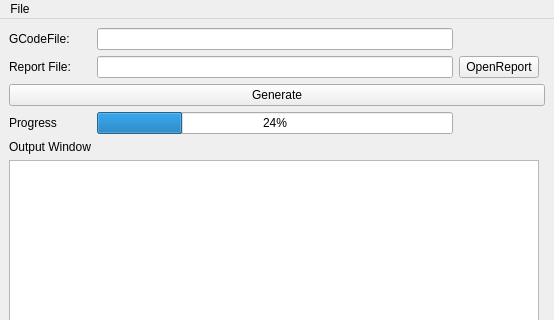
Before: the Qt Designer form pylen_ui.ui in bmoniey/pylen, drawn with Qt 5; both pictures show x 0 to 554 and y 0 to 320 of the 554 by 497 pixel window.
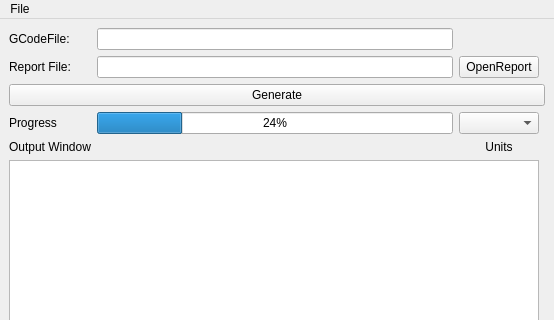
After: the same form once the commit is applied.

Commit message: Version 1.2.0 -added support for units and displaying the results in various units -moved file paths exclusivly to the settings.object -updates to the UI's for controlling the units

Diff of the .ui file:
```diff
--- a/pylen_ui.ui
+++ b/pylen_ui.ui
@@ -104,6 +104,23 @@
       </property>
      </widget>
     </item>
+    <item row="11" column="2">
+     <widget class="QComboBox" name="comboBoxUnits">
+      <property name="toolTip">
+       <string>Set Units, mm,meters,inches</string>
+      </property>
+     </widget>
+    </item>
+    <item row="12" column="2">
+     <widget class="QLabel" name="label">
+      <property name="text">
+       <string>Units</string>
+      </property>
+      <property name="alignment">
+       <set>Qt::AlignCenter</set>
+      </property>
+     </widget>
+    </item>
    </layout>
   </widget>
   <widget class="QMenuBar" name="menubar">
```
The commit also changes 8 other files.
